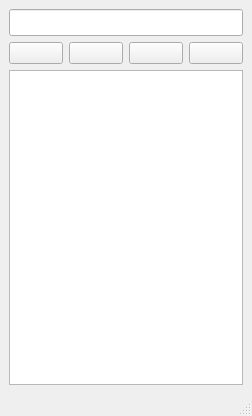
The window that janela.ui (gustavof04/pyqt5_crud) describes before a commit, drawn with Qt 5.
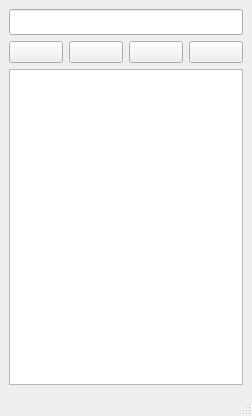
The same window after the commit. Icons and pictures are not drawn.

Commit message: Diminui fonte da QLineEdit

Patch:
```diff
--- a/janela.ui
+++ b/janela.ui
@@ -25,7 +25,7 @@
        <widget class="QLineEdit" name="lineEdit_AddingItem">
         <property name="font">
          <font>
-          <pointsize>12</pointsize>
+          <pointsize>11</pointsize>
          </font>
         </property>
        </widget>
```
The commit also changes 1 other file.
